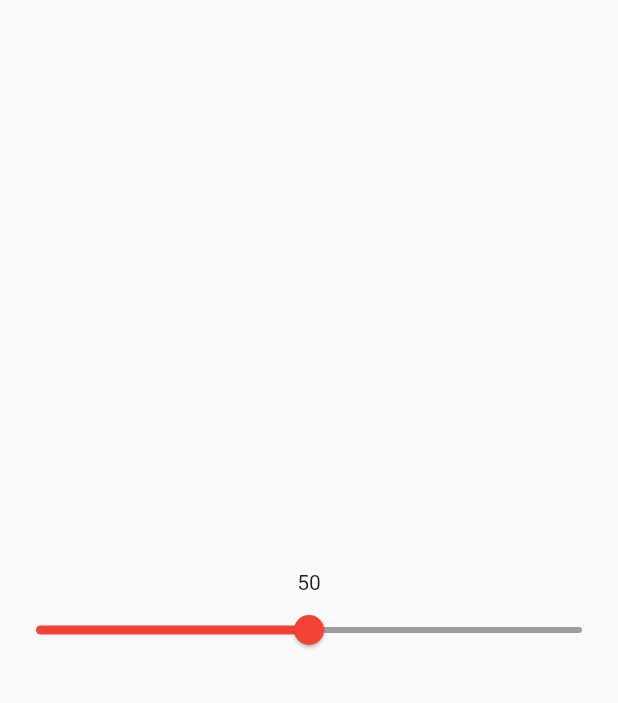
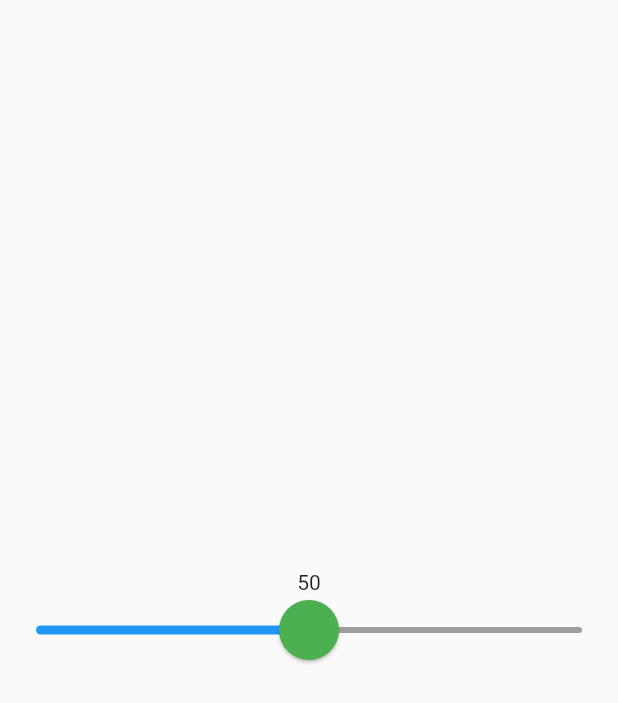
Before and after one commit to jithuraj/flutter_helper, a Flutter app: the screen it shows after launch, on a phone screen of 412 x 824 dp. Shown: the top 703 px of the screen. Run offline on Flutter 3.47's test engine with Material 2 defaults, Android fonts, the phone set to English and light mode, and no system bars.

```diff
--- a/lib/slider.dart
+++ b/lib/slider.dart
@@ -17,9 +17,13 @@ class _Screen13State extends State<Screen13> {
         mainAxisAlignment: MainAxisAlignment.center,
         children: [
           Text('$_sliderVal'),
-          Slider(
+          SliderTheme(
+            data: SliderTheme.of(context).copyWith(
+              thumbColor: Colors.green,
+              thumbShape: RoundSliderThumbShape(enabledThumbRadius: 20),
+            ),
+            child: Slider(
               min: 0,
-            activeColor: Colors.red,
               inactiveColor: Colors.grey,
               max: 100,
               value: _sliderVal.toDouble(),
@@ -29,6 +33,7 @@ class _Screen13State extends State<Screen13> {
                 });
               },
             ),
+          ),
         ],
       ),
     );
```
Also changed, not shown: lib/lifecycle.txt (added, +10 -0 lines). Lines whose indentation alone changed are shown as unchanged.
